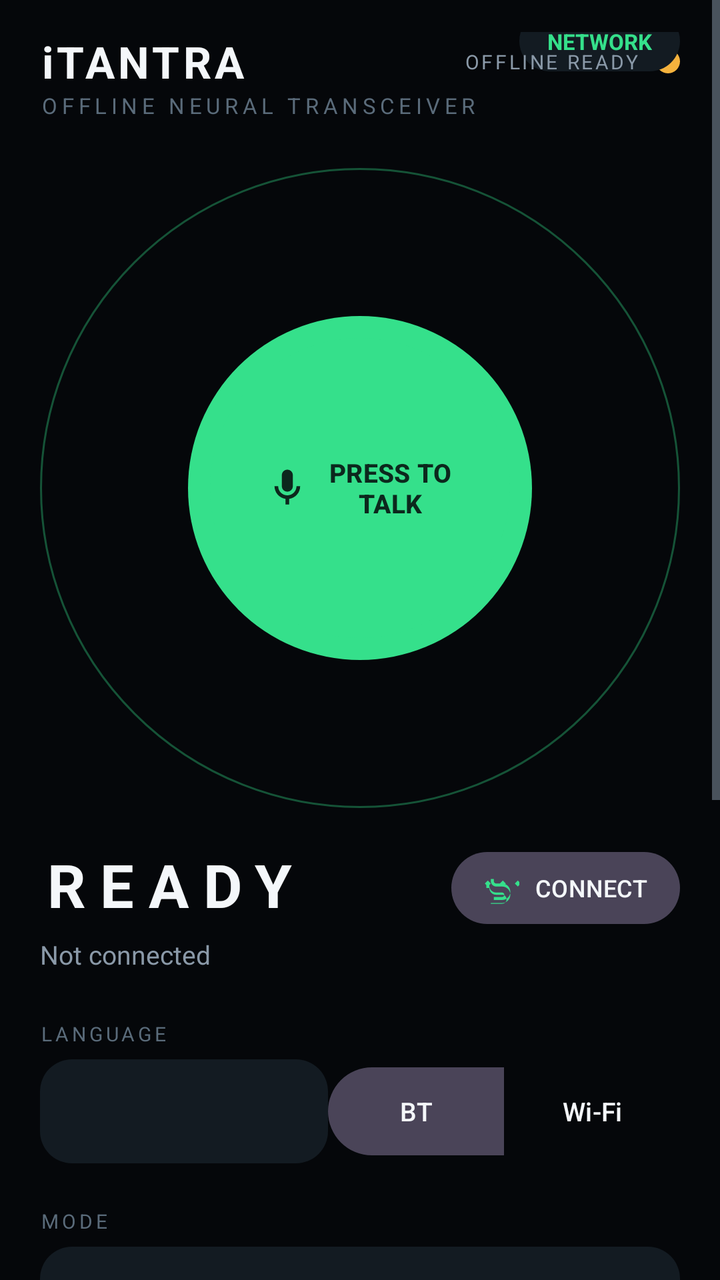
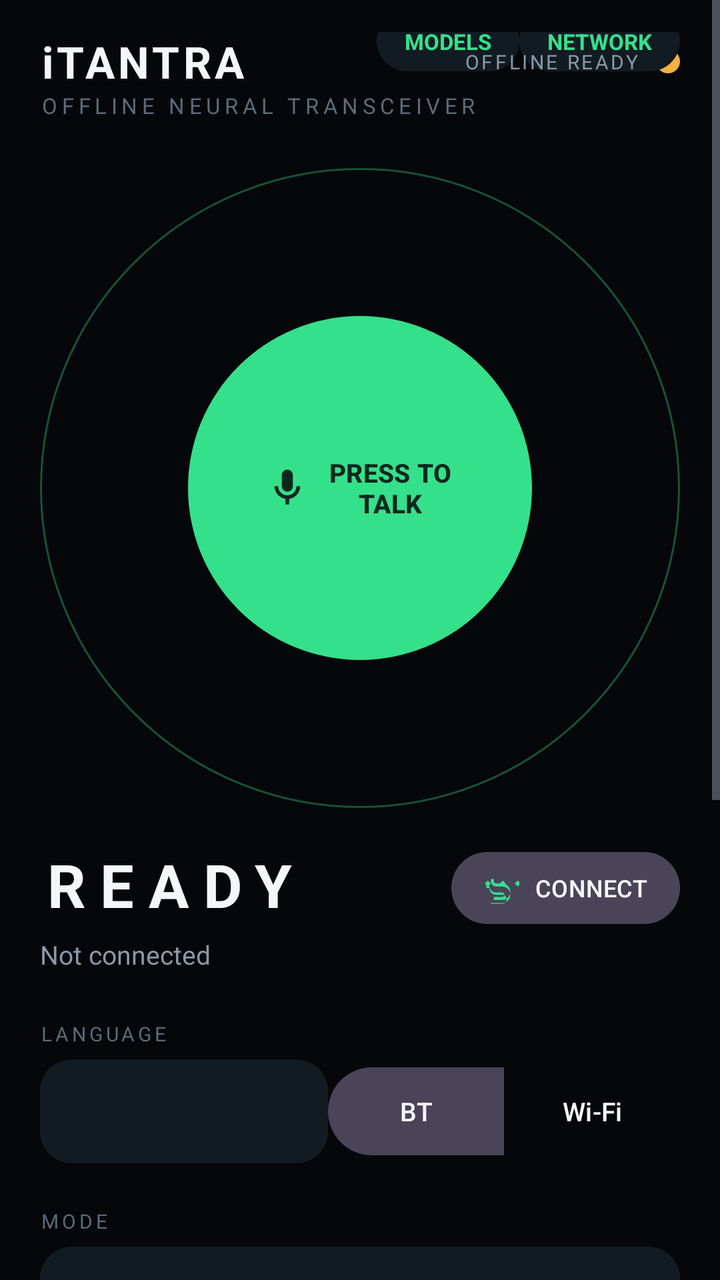

The first picture is an Android layout as it rendered before a commit; the second is the same layout after the commit. The layout source and the unified diff follow.
<!-- AndroidManifest.xml: application theme Theme.ITantra -->
<!-- res/layout/activity_main.xml -->
<?xml version="1.0" encoding="utf-8"?>
<androidx.constraintlayout.widget.ConstraintLayout xmlns:android="http://schemas.android.com/apk/res/android"
    xmlns:app="http://schemas.android.com/apk/res-auto"
    xmlns:tools="http://schemas.android.com/tools"
    android:id="@+id/mainLayout"
    android:layout_width="match_parent"
    android:layout_height="match_parent"
    android:background="@color/bg_black">

    <ScrollView
        android:layout_width="match_parent"
        android:layout_height="match_parent"
        android:fillViewport="true"
        android:overScrollMode="never">

        <androidx.constraintlayout.widget.ConstraintLayout
            android:layout_width="match_parent"
            android:layout_height="wrap_content"
            android:paddingHorizontal="20dp"
            android:paddingTop="16dp"
            android:paddingBottom="28dp">

            
            <TextView
                android:id="@+id/tvHeaderTitle"
                android:layout_width="wrap_content"
                android:layout_height="wrap_content"
                android:letterSpacing="0.08"
                android:text="iTANTRA"
                android:textColor="@color/text_white"
                android:textSize="22sp"
                android:textStyle="bold"
                app:layout_constraintStart_toStartOf="parent"
                app:layout_constraintTop_toTopOf="parent" />

            <TextView
                android:id="@+id/tvHeaderSub"
                android:layout_width="wrap_content"
                android:layout_height="wrap_content"
                android:letterSpacing="0.2"
                android:text="@string/app_subtitle"
                android:textAllCaps="true"
                android:textColor="@color/text_faint"
                android:textSize="11sp"
                app:layout_constraintStart_toStartOf="@id/tvHeaderTitle"
                app:layout_constraintTop_toBottomOf="@id/tvHeaderTitle" />

            
            <View
                android:id="@+id/viewStatusDot"
                android:layout_width="12dp"
                android:layout_height="12dp"
                android:background="@drawable/bg_status_dot"
                android:backgroundTint="@color/comm_amber"
                app:layout_constraintBottom_toTopOf="@id/tvHeaderSub"
                app:layout_constraintEnd_toEndOf="parent"
                app:layout_constraintTop_toTopOf="@id/tvHeaderTitle" />

            
            <TextView
                android:id="@+id/btnOpenNetwork"
                android:layout_width="wrap_content"
                android:layout_height="wrap_content"
                android:background="@drawable/bg_surface_chip"
                android:paddingHorizontal="14dp"
                android:paddingVertical="8dp"
                android:clickable="true"
                android:focusable="true"
                android:text="NETWORK"
                android:textAllCaps="true"
                android:textColor="@color/comm_green"
                android:textSize="11sp"
                android:textStyle="bold"
                app:layout_constraintBottom_toTopOf="@id/viewStatusDot"
                app:layout_constraintEnd_toEndOf="@id/viewStatusDot"
                app:layout_constraintTop_toTopOf="@id/tvHeaderTitle" />

            <TextView
                android:id="@+id/tvHeaderConn"
                android:layout_width="wrap_content"
                android:layout_height="wrap_content"
                android:layout_marginEnd="8dp"
                android:letterSpacing="0.12"
                android:text="@string/offline_ready_indicator"
                android:textAllCaps="true"
                android:textColor="@color/text_muted"
                android:textSize="10sp"
                app:layout_constraintBottom_toTopOf="@id/tvHeaderSub"
                app:layout_constraintEnd_toStartOf="@id/viewStatusDot"
                app:layout_constraintTop_toTopOf="@id/tvHeaderTitle" />

            
            <FrameLayout
                android:id="@+id/radarContainer"
                android:layout_width="0dp"
                android:layout_height="0dp"
                android:layout_marginTop="24dp"
                app:layout_constraintDimensionRatio="1:1"
                app:layout_constraintEnd_toEndOf="parent"
                app:layout_constraintStart_toStartOf="parent"
                app:layout_constraintTop_toBottomOf="@id/tvHeaderSub">

                <View
                    android:id="@+id/radarRingOuter"
                    android:layout_width="match_parent"
                    android:layout_height="match_parent"
                    android:alpha="0.35"
                    android:background="@drawable/ring_outer" />

                <View
                    android:id="@+id/radarRingMid"
                    android:layout_width="0dp"
                    android:layout_height="0dp"
                    android:layout_gravity="center"
                    android:layout_margin="24dp"
                    android:alpha="0.5"
                    android:background="@drawable/ring_mid" />

                <View
                    android:id="@+id/radarRingInner"
                    android:layout_width="0dp"
                    android:layout_height="0dp"
                    android:layout_gravity="center"
                    android:layout_margin="54dp"
                    android:alpha="0.7"
                    android:background="@drawable/ring_inner" />

                <com.google.android.material.button.MaterialButton
                    android:id="@+id/btnPtt"
                    android:layout_width="172dp"
                    android:layout_height="172dp"
                    android:layout_gravity="center"
                    android:background="@drawable/status_node"
                    android:backgroundTint="@null"
                    android:insetTop="0dp"
                    android:insetBottom="0dp"
                    android:stateListAnimator="@null"
                    android:text="@string/ptt_hold_to_talk"
                    android:textColor="@color/bg_black"
                    android:textSize="13sp"
                    android:textStyle="bold"
                    app:cornerRadius="86dp"
                    app:icon="@drawable/ic_mic"
                    app:iconGravity="textStart"
                    app:iconSize="22dp"
                    app:iconTint="@color/bg_black"
                    app:rippleColor="@android:color/transparent" />

                <View
                    android:id="@+id/statusNodeGlow"
                    android:layout_width="150dp"
                    android:layout_height="150dp"
                    android:layout_gravity="center"
                    android:alpha="0.15"
                    android:background="@drawable/status_node" />
            </FrameLayout>

            
            <TextView
                android:id="@+id/tvStatusText"
                android:layout_width="wrap_content"
                android:layout_height="wrap_content"
                android:layout_marginTop="18dp"
                android:letterSpacing="0.24"
                android:text="@string/standby_ready"
                android:textAllCaps="true"
                android:textColor="@color/text_white"
                android:textSize="30sp"
                android:textStyle="bold"
                app:layout_constraintStart_toStartOf="parent"
                app:layout_constraintTop_toBottomOf="@id/radarContainer" />

            <TextView
                android:id="@+id/tvStatusDetail"
                android:layout_width="0dp"
                android:layout_height="wrap_content"
                android:layout_marginTop="6dp"
                android:layout_marginEnd="10dp"
                android:text="@string/peer_placeholder"
                android:textColor="@color/text_muted"
                android:textSize="13sp"
                app:layout_constraintEnd_toStartOf="@id/btnScanConnect"
                app:layout_constraintStart_toStartOf="parent"
                app:layout_constraintTop_toBottomOf="@id/tvStatusText" />

            <com.google.android.material.button.MaterialButton
                android:id="@+id/btnScanConnect"
                style="@style/Widget.Material3.Button.TonalButton"
                android:layout_width="wrap_content"
                android:layout_height="44dp"
                android:paddingHorizontal="16dp"
                android:text="@string/connect_label"
                android:textColor="@color/text_white"
                android:textSize="12sp"
                app:cornerRadius="22dp"
                app:icon="@drawable/ic_connect"
                app:iconGravity="textStart"
                app:iconTint="@color/comm_green"
                app:layout_constraintEnd_toEndOf="parent"
                app:layout_constraintTop_toTopOf="@id/tvStatusText" />

            
            <TextView
                android:id="@+id/tvLanguageLabel"
                android:layout_width="wrap_content"
                android:layout_height="wrap_content"
                android:layout_marginTop="24dp"
                android:letterSpacing="0.16"
                android:text="@string/language"
                android:textAllCaps="true"
                android:textColor="@color/text_faint"
                android:textSize="10sp"
                app:layout_constraintStart_toStartOf="parent"
                app:layout_constraintTop_toBottomOf="@id/tvStatusDetail" />

            <Spinner
                android:id="@+id/spinnerLanguage"
                android:layout_width="0dp"
                android:layout_height="52dp"
                android:layout_marginTop="6dp"
                android:background="@drawable/bg_surface_chip"
                android:paddingHorizontal="16dp"
                app:layout_constraintEnd_toStartOf="@id/toggleTransport"
                app:layout_constraintStart_toStartOf="parent"
                app:layout_constraintTop_toBottomOf="@id/tvLanguageLabel" />

            <com.google.android.material.button.MaterialButtonToggleGroup
                android:id="@+id/toggleTransport"
                android:layout_width="wrap_content"
                android:layout_height="52dp"
                android:layout_marginStart="10dp"
                app:checkedButton="@+id/btnTransportBt"
                app:selectionRequired="true"
                app:singleSelection="true"
                app:layout_constraintEnd_toEndOf="parent"
                app:layout_constraintTop_toTopOf="@id/spinnerLanguage">

                <com.google.android.material.button.MaterialButton
                    android:id="@+id/btnTransportBt"
                    style="@style/Widget.Material3.Button.TextButton"
                    android:layout_width="wrap_content"
                    android:layout_height="match_parent"
                    android:paddingHorizontal="16dp"
                    android:text="BT"
                    android:textColor="@color/text_white"
                    android:textSize="13sp" />

                <com.google.android.material.button.MaterialButton
                    android:id="@+id/btnTransportWifi"
                    style="@style/Widget.Material3.Button.TextButton"
                    android:layout_width="wrap_content"
                    android:layout_height="match_parent"
                    android:paddingHorizontal="16dp"
                    android:text="Wi-Fi"
                    android:textColor="@color/text_white"
                    android:textSize="13sp" />
            </com.google.android.material.button.MaterialButtonToggleGroup>

            
            <TextView
                android:id="@+id/tvModeLabel"
                android:layout_width="wrap_content"
                android:layout_height="wrap_content"
                android:layout_marginTop="22dp"
                android:letterSpacing="0.16"
                android:text="@string/mode_label"
                android:textAllCaps="true"
                android:textColor="@color/text_faint"
                android:textSize="10sp"
                app:layout_constraintStart_toStartOf="parent"
                app:layout_constraintTop_toBottomOf="@id/spinnerLanguage" />

            <RadioGroup
                android:id="@+id/radioGroupMode"
                android:layout_width="0dp"
                android:layout_height="52dp"
                android:layout_marginTop="6dp"
                android:background="@drawable/bg_surface_chip"
                android:checkedButton="@+id/radioPtt"
                android:orientation="horizontal"
                app:layout_constraintEnd_toEndOf="parent"
                app:layout_constraintStart_toStartOf="parent"
                app:layout_constraintTop_toBottomOf="@id/tvModeLabel">

                <RadioButton
                    android:id="@+id/radioPtt"
                    android:layout_width="0dp"
                    android:layout_height="match_parent"
                    android:layout_weight="1"
                    android:button="@android:color/transparent"
                    android:gravity="center"
                    android:text="@string/mode_ptt"
                    android:textColor="@color/text_white"
                    android:textSize="13sp" />

                <RadioButton
                    android:id="@+id/radioContinuous"
                    android:layout_width="0dp"
                    android:layout_height="match_parent"
                    android:layout_weight="1"
                    android:button="@android:color/transparent"
                    android:gravity="center"
                    android:text="@string/mode_continuous"
                    android:textColor="@color/text_white"
                    android:textSize="13sp" />
            </RadioGroup>

            
            <TextView
                android:id="@+id/tvYourVoiceLabel"
                android:layout_width="wrap_content"
                android:layout_height="wrap_content"
                android:layout_marginTop="22dp"
                android:letterSpacing="0.16"
                android:text="@string/your_voice"
                android:textAllCaps="true"
                android:textColor="@color/comm_green"
                android:textSize="10sp"
                app:layout_constraintStart_toStartOf="parent"
                app:layout_constraintTop_toBottomOf="@id/radioGroupMode" />

            <TextView
                android:id="@+id/tvLastSttText"
                android:layout_width="0dp"
                android:layout_height="wrap_content"
                android:layout_marginTop="6dp"
                android:background="@drawable/bg_surface_chip"
                android:padding="14dp"
                android:text="@string/awaiting_voice"
                android:textColor="@color/text_muted"
                android:textSize="16sp"
                app:layout_constraintEnd_toEndOf="parent"
                app:layout_constraintStart_toStartOf="parent"
                app:layout_constraintTop_toBottomOf="@id/tvYourVoiceLabel" />

            <TextView
                android:id="@+id/tvRemoteLabel"
                android:layout_width="wrap_content"
                android:layout_height="wrap_content"
                android:layout_marginTop="16dp"
                android:letterSpacing="0.16"
                android:text="@string/remote"
                android:textAllCaps="true"
                android:textColor="@color/text_faint"
                android:textSize="10sp"
                app:layout_constraintStart_toStartOf="parent"
                app:layout_constraintTop_toBottomOf="@id/tvLastSttText" />

            <TextView
                android:id="@+id/tvLastReceivedText"
                android:layout_width="0dp"
                android:layout_height="wrap_content"
                android:layout_marginTop="6dp"
                android:background="@drawable/bg_surface_chip"
                android:padding="14dp"
                android:text="@string/no_incoming"
                android:textColor="@color/text_muted"
                android:textSize="16sp"
                app:layout_constraintEnd_toEndOf="parent"
                app:layout_constraintStart_toStartOf="parent"
                app:layout_constraintTop_toBottomOf="@id/tvRemoteLabel" />

            
            <LinearLayout
                android:id="@+id/perfChip"
                android:layout_width="wrap_content"
                android:layout_height="wrap_content"
                android:layout_marginTop="18dp"
                android:background="@drawable/bg_surface_chip"
                android:gravity="center_vertical"
                android:orientation="horizontal"
                android:paddingHorizontal="14dp"
                android:paddingVertical="10dp"
                android:clickable="true"
                android:focusable="true"
                app:layout_constraintStart_toStartOf="parent"
                app:layout_constraintTop_toBottomOf="@id/tvLastReceivedText">

                <TextView
                    android:id="@+id/tvPerfSummary"
                    android:layout_width="wrap_content"
                    android:layout_height="wrap_content"
                    android:text="0 ms E2E"
                    android:textColor="@color/text_muted"
                    android:textSize="13sp" />
                <ImageView
                    android:layout_width="16dp"
                    android:layout_height="16dp"
                    android:layout_marginStart="8dp"
                    android:contentDescription="@string/e2e_metric"
                    android:src="@drawable/ic_chevron_down" />
            </LinearLayout>

            
            <TextView
                android:id="@+id/tvLatencyMetrics"
                android:layout_width="0dp"
                android:layout_height="wrap_content"
                android:layout_marginTop="10dp"
                android:background="@drawable/bg_surface_chip"
                android:padding="12dp"
                android:text="STT: 0ms | RTF: 0.00 | NET: 0ms | TTS: 0ms | E2E: 0ms"
                android:textColor="@color/text_muted"
                android:textSize="12sp"
                android:visibility="gone"
                app:layout_constraintStart_toStartOf="parent"
                app:layout_constraintTop_toBottomOf="@id/perfChip" />

            
            <com.google.android.material.button.MaterialButton
                android:id="@+id/btnAlert"
                android:layout_width="0dp"
                android:layout_height="64dp"
                android:layout_marginTop="24dp"
                android:background="@drawable/bg_sos"
                android:backgroundTint="@null"
                android:insetTop="0dp"
                android:insetBottom="0dp"
                android:stateListAnimator="@null"
                android:text="@string/emergency_sos"
                android:textColor="@color/bg_black"
                android:textSize="16sp"
                android:textStyle="bold"
                app:cornerRadius="20dp"
                app:icon="@drawable/ic_sos_shield"
                app:iconGravity="textStart"
                app:iconTint="@color/bg_black"
                app:layout_constraintEnd_toEndOf="parent"
                app:layout_constraintStart_toStartOf="parent"
                app:layout_constraintTop_toBottomOf="@id/tvLatencyMetrics" />

        </androidx.constraintlayout.widget.ConstraintLayout>
    </ScrollView>
</androidx.constraintlayout.widget.ConstraintLayout>
<!-- resources referenced by this layout -->
<resources>
  <color name="bg_black">#05070A</color>
  <color name="comm_amber">#F5B23D</color>
  <color name="comm_green">#35E08B</color>
  <color name="text_faint">#5A6B7A</color>
  <color name="text_muted">#8A99A8</color>
  <color name="text_white">#F4F7FA</color>
  <!-- drawable bg_sos (drawable) -->
  <?xml version="1.0" encoding="utf-8"?>
  <shape xmlns:android="http://schemas.android.com/apk/res/android"
      android:shape="rectangle">
      <solid android:color="@color/comm_red" />
      <corners android:radius="20dp" />
  </shape>
  <!-- drawable bg_status_dot (drawable) -->
  <?xml version="1.0" encoding="utf-8"?>
  <shape xmlns:android="http://schemas.android.com/apk/res/android"
      android:shape="oval">
      <solid android:color="@color/comm_amber" />
      <size android:width="12dp" android:height="12dp" />
  </shape>
  <!-- drawable bg_surface_chip (drawable) -->
  <?xml version="1.0" encoding="utf-8"?>
  <shape xmlns:android="http://schemas.android.com/apk/res/android"
      android:shape="rectangle">
      <solid android:color="@color/bg_surface_raised" />
      <corners android:radius="16dp" />
  </shape>
  <!-- drawable ic_chevron_down (drawable) -->
  <vector xmlns:android="http://schemas.android.com/apk/res/android"
      android:width="16dp" android:height="16dp"
      android:viewportWidth="24" android:viewportHeight="24"
      android:tint="@color/text_muted">
      <path android:fillColor="@android:color/white"
          android:pathData="M7,10l5,5 5,-5z" />
  </vector>
  <!-- drawable ring_inner (drawable) -->
  <?xml version="1.0" encoding="utf-8"?>
  <shape xmlns:android="http://schemas.android.com/apk/res/android"
      android:shape="oval">
      <stroke
          android:width="1dp"
          android:color="@color/comm_green" />
      <solid android:color="@android:color/transparent" />
  </shape>
  <!-- drawable ring_mid (drawable) -->
  <?xml version="1.0" encoding="utf-8"?>
  <shape xmlns:android="http://schemas.android.com/apk/res/android"
      android:shape="oval">
      <stroke
          android:width="1dp"
          android:color="@color/comm_green" />
      <solid android:color="@android:color/transparent" />
  </shape>
  <!-- drawable ring_outer (drawable) -->
  <?xml version="1.0" encoding="utf-8"?>
  <shape xmlns:android="http://schemas.android.com/apk/res/android"
      android:shape="oval">
      <stroke
          android:width="1dp"
          android:color="@color/comm_green" />
      <solid android:color="@android:color/transparent" />
  </shape>
  <!-- drawable status_node (drawable) -->
  <?xml version="1.0" encoding="utf-8"?>
  <shape xmlns:android="http://schemas.android.com/apk/res/android"
      android:shape="oval">
      <solid android:color="@color/comm_green" />
  </shape>
  <string name="app_subtitle">Offline Neural Transceiver</string>
  <string name="awaiting_voice">Hold the talk button to speak…</string>
  <string name="connect_label">CONNECT</string>
  <string name="e2e_metric">E2E</string>
  <string name="emergency_sos">EMERGENCY SOS</string>
  <string name="language">LANGUAGE</string>
  <string name="mode_continuous">Continuous Conversation</string>
  <string name="mode_label">MODE</string>
  <string name="mode_ptt">Push-To-Talk (PTT)</string>
  <string name="no_incoming">No incoming messages yet</string>
  <string name="offline_ready_indicator">OFFLINE READY</string>
  <string name="peer_placeholder">Not connected</string>
  <string name="ptt_hold_to_talk">PRESS TO TALK</string>
  <string name="remote">REMOTE</string>
  <string name="standby_ready">READY</string>
  <string name="your_voice">YOUR VOICE</string>
  <color name="comm_red">#FF4D5E</color>
  <color name="bg_surface_raised">#131B22</color>
  <color name="bg_surface">#0C1116</color>
  <!-- unchanged entries left out for length: 4 -->
</resources>

<!-- the commit's change to res/layout/activity_main.xml (unified diff, before → after) -->
@@ -74,6 +74,25 @@
                 app:layout_constraintBottom_toTopOf="@id/viewStatusDot"
                 app:layout_constraintEnd_toEndOf="@id/viewStatusDot"
                 app:layout_constraintTop_toTopOf="@id/tvHeaderTitle" />
+
+            
+            <TextView
+                android:id="@+id/btnOpenModels"
+                android:layout_width="wrap_content"
+                android:layout_height="wrap_content"
+                android:background="@drawable/bg_surface_chip"
+                android:paddingHorizontal="14dp"
+                android:paddingVertical="8dp"
+                android:clickable="true"
+                android:focusable="true"
+                android:text="MODELS"
+                android:textAllCaps="true"
+                android:textColor="@color/comm_green"
+                android:textSize="11sp"
+                android:textStyle="bold"
+                app:layout_constraintBottom_toBottomOf="@id/btnOpenNetwork"
+                app:layout_constraintEnd_toStartOf="@id/btnOpenNetwork"
+                app:layout_constraintTop_toTopOf="@id/btnOpenNetwork" />
 
             <TextView
                 android:id="@+id/tvHeaderConn"
